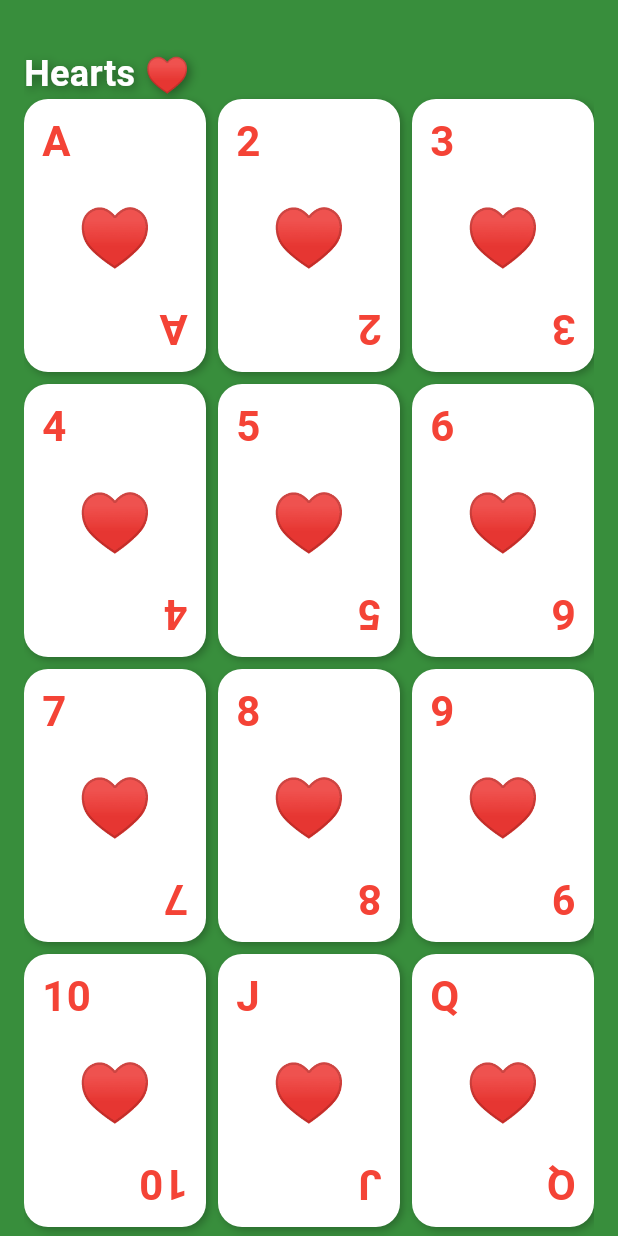
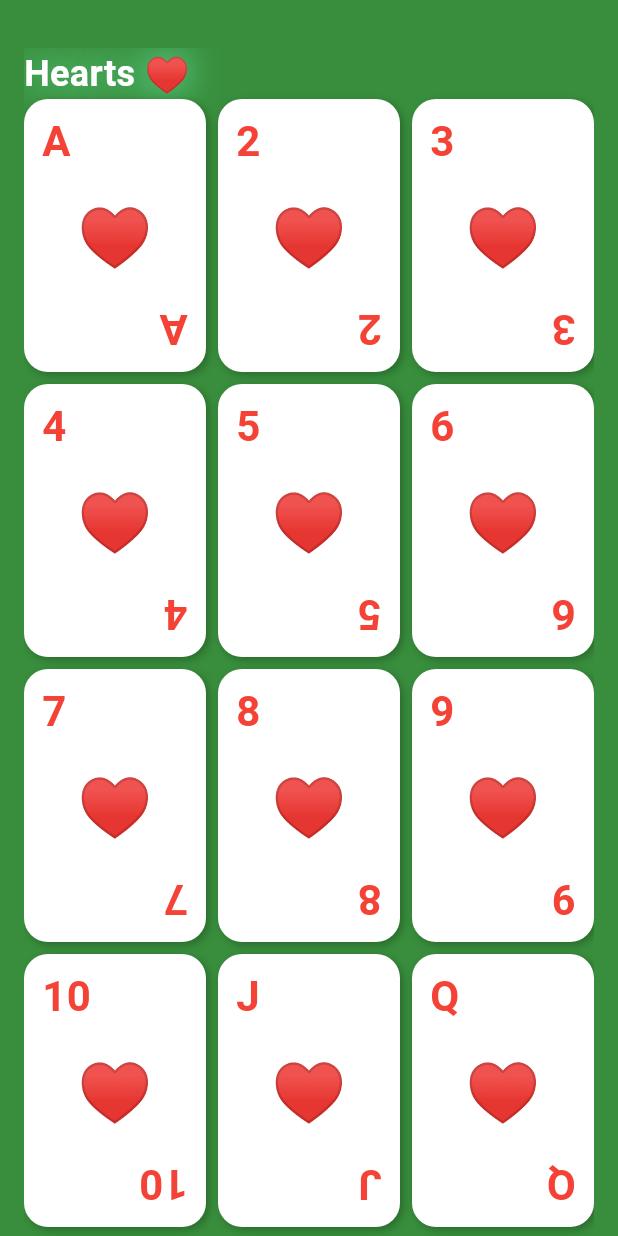
Before and after one commit to zifrz/playing-cards-flutter-app, a Flutter app: the screen it shows after launch, on a phone screen of 412 x 824 dp. Run offline on Flutter 3.47's test engine with Material 3 defaults, Android fonts, the phone set to English and light mode, and no system bars.

Commit message:
Tweaked Shadow of Suit Label

```diff
--- a/lib/pages/home_screen.dart
+++ b/lib/pages/home_screen.dart
@@ -45,7 +45,9 @@ class HomeScreen extends StatelessWidget {
               color: Colors.white,
               shadows: [
                 Shadow(
-                    offset: Offset(2, 2), color: Colors.black38, blurRadius: 8),
+                  color: Colors.greenAccent,
+                  blurRadius: 32,
+                ),
               ],
             ),
           ),
```
